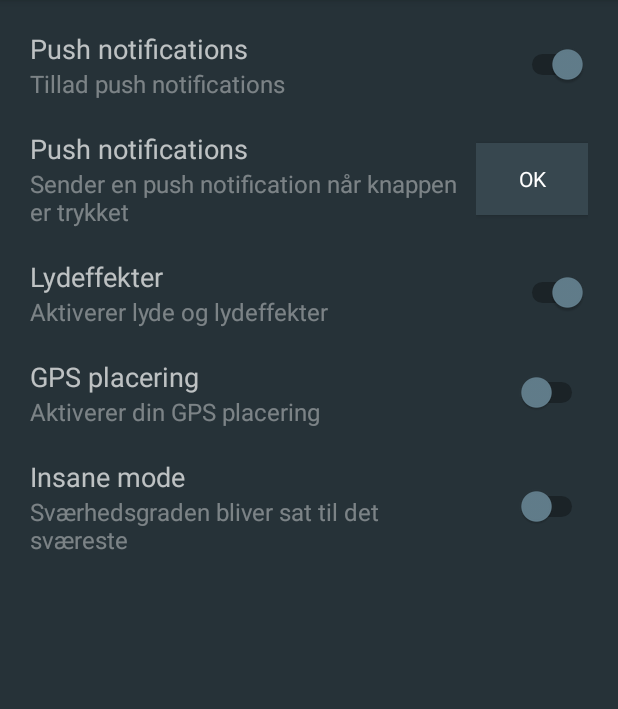
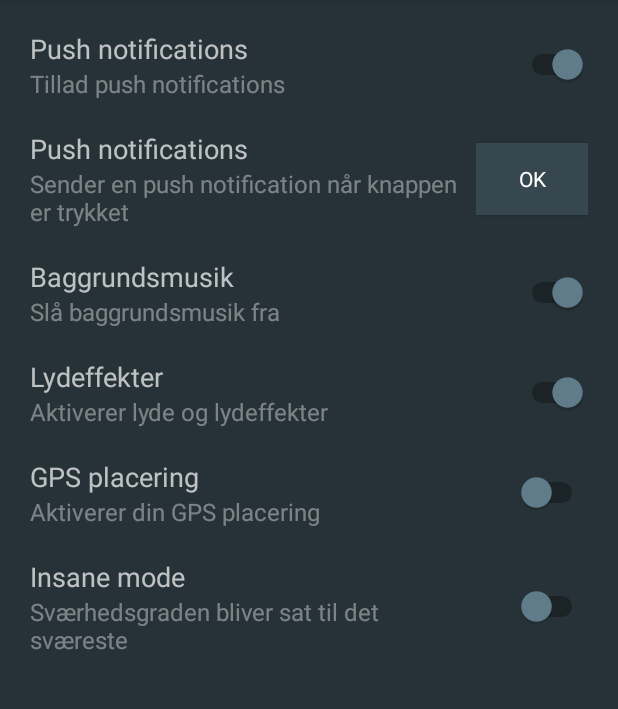
Before and after one commit to Nicopus/Galgeleg_v4.0.0b, an Android app: the fragment Settings_Frag shown on its own in the app's theme, on a phone screen of 412 x 824 dp, the part 84-793 px from its top. Run offline under Robolectric (Android 15) with nearby library versions, the phone set to English and light mode, and no system bars; 1 statement that could not run was skipped.

Commit message:
Baggrundsmusik og tænd/sluk knap i indstillinger

```diff
--- a/app/src/main/java/com/attosec/galgeleg_v400b/MainActivity.java
+++ b/app/src/main/java/com/attosec/galgeleg_v400b/MainActivity.java
@@ -4,6 +4,7 @@ import android.content.Context;
 import android.content.DialogInterface;
 import android.hardware.Sensor;
 import android.hardware.SensorManager;
+import android.media.MediaPlayer;
 import android.os.AsyncTask;
 import android.os.Bundle;
 import android.os.Handler;
@@ -19,8 +20,14 @@ import android.view.Menu;
 import android.view.MenuItem;
 import android.view.View;
 import android.widget.AdapterView;
+import android.widget.CompoundButton;
+
+import android.widget.CompoundButton.OnCheckedChangeListener;
 import android.widget.RelativeLayout;
+import android.widget.Switch;
 import android.widget.Toast;
+import android.widget.ToggleButton;
+
 import com.firebase.client.Firebase;
 
 
@@ -46,12 +53,31 @@ public class MainActivity extends AppCompatActivity
     public static boolean isLetterBox;
     //public static BrugerDAO brugerDAO;
 
+    public static MediaPlayer mySound;
+    public static boolean bgMusicIsPlaying;
+
     @Override
     protected void onCreate(Bundle savedInstanceState) {
 
         super.onCreate(savedInstanceState);
         Firebase.setAndroidContext(this);
         setContentView(R.layout.activity_main);
+
+        //bgMusicIsPlaying = true;
+
+
+
+        mySound = MediaPlayer.create(this, R.raw.background);
+
+        mySound.start();
+        Settings_Frag.musicIsPlaying = true;
+
+        /*if(bgMusicIsPlaying){
+            mySound.start();
+        }else{
+            mySound.release();
+        }*/
+
 
         isLetterBox = true;
 
@@ -64,13 +90,14 @@ public class MainActivity extends AppCompatActivity
             getSupportFragmentManager().beginTransaction()
                     .add(R.id.include, fragment)  // tom container i layout
                     .commit();
-            loadingView.setVisibility(View.GONE);
+            //loadingView.setVisibility(View.GONE);
         }
 
         Toolbar toolbar = (Toolbar) findViewById(R.id.toolbar);
         toolbar.setTitle("Galgeleg");
         loadingView = (RelativeLayout) findViewById(R.id.loadingView);
         loadingView.setVisibility(View.VISIBLE);
+        loadingView.setVisibility(View.GONE);
 
         DrawerLayout drawer = (DrawerLayout) findViewById(R.id.drawer_layout);
         //DrawerLayout mainFrag = (DrawerLayout) findViewById(R.id.main_drawer);
@@ -106,6 +133,7 @@ public class MainActivity extends AppCompatActivity
         });
 
     }
+
 
     private boolean isShaking = false;
 
@@ -164,6 +192,7 @@ public class MainActivity extends AppCompatActivity
             getSupportFragmentManager().popBackStack();
         } else{
             finish();
+            mySound.release();
         }
     }
 
--- a/app/src/main/java/com/attosec/galgeleg_v400b/Settings_Frag.java
+++ b/app/src/main/java/com/attosec/galgeleg_v400b/Settings_Frag.java
@@ -6,14 +6,66 @@ import android.support.v7.widget.Toolbar;
 import android.view.LayoutInflater;
 import android.view.View;
 import android.view.ViewGroup;
+import android.widget.CompoundButton;
+import android.widget.Switch;
+import android.widget.TextView;
+import android.widget.ToggleButton;
+
+
 
 public class Settings_Frag extends Fragment {
+
+    public TextView bgMusicSubtextView;
+    public Switch bgMusicSwitch;
+    public static boolean musicIsPlaying;
+
     @Override
     public View onCreateView(LayoutInflater inflater, ViewGroup container,
                              Bundle savedInstanceState) {
         // Inflate the layout for this fragment
+        View settingsView = inflater.inflate(R.layout.settings_frag, container, false);
+
         Toolbar toolbar = (Toolbar) getActivity().findViewById(R.id.toolbar);
         toolbar.setTitle("Indstillinger");
-        return inflater.inflate(R.layout.settings_frag, container, false);
+
+        bgMusicSubtextView = (TextView) settingsView.findViewById(R.id.bgmusicSubtext);
+
+        bgMusicSwitch = (Switch) settingsView.findViewById(R.id.bgmusicSwitch);
+
+        if(musicIsPlaying){
+            bgMusicSwitch.setChecked(true);
+            bgMusicSubtextView.setText("Slå baggrundsmusik fra");
+        }
+
+
+
+        //toggle = (ToggleButton) toggle.findViewById(R.id.switchBackgroundMusic);
+
+        bgMusicSwitch.setOnCheckedChangeListener(new CompoundButton.OnCheckedChangeListener(){
+
+            @Override
+            public void onCheckedChanged(CompoundButton buttonView, boolean isChecked) {
+                if (isChecked) {
+                    // The toggle is enabled
+                    bgMusicSubtextView.setText("Slå baggrundsmusik fra");
+                    //MainActivity.bgMusicIsPlaying = true;
+                    MainActivity.mySound.start();
+                    musicIsPlaying = true;
+                } else {
+                    // The toggle is disabled
+                    bgMusicSubtextView.setText("Slå baggrundsmusik til");
+                    //MainActivity.bgMusicIsPlaying = false;
+                    MainActivity.mySound.pause();
+                    musicIsPlaying = false;
+                }
+            }
+        });
+
+        return settingsView;
     }
+
+
+
+
+
 }
--- a/app/src/main/res/layout/settings_frag.xml
+++ b/app/src/main/res/layout/settings_frag.xml
@@ -23,7 +23,7 @@
                 android:orientation="horizontal"
                 android:layout_width="fill_parent"
                 android:layout_height="0dp"
-                android:layout_weight="0.5"
+                android:layout_weight="0.2"
                 android:id="@+id/line1"
                 android:weightSum="1.0"
                 android:layout_marginBottom="20dp">
@@ -77,7 +77,7 @@
                 android:orientation="horizontal"
                 android:layout_width="fill_parent"
                 android:layout_height="0dp"
-                android:layout_weight="0.5"
+                android:layout_weight="0.2"
                 android:id="@+id/line2"
                 android:layout_marginBottom="20dp">
 
@@ -129,7 +129,7 @@
                 android:orientation="horizontal"
                 android:layout_width="fill_parent"
                 android:layout_height="0dp"
-                android:layout_weight="0.5"
+                android:layout_weight="0.2"
                 android:id="@+id/line3"
                 android:layout_marginBottom="20dp" >
 
@@ -145,7 +145,7 @@
                         android:layout_width="wrap_content"
                         android:layout_height="wrap_content"
                         android:textAppearance="?android:attr/textAppearanceMedium"
-                        android:text="Lydeffekter"
+                        android:text="Baggrundsmusik"
                         android:id="@+id/textView10"
                         android:textSize="18dp" />
 
@@ -153,8 +153,8 @@
                         android:layout_width="wrap_content"
                         android:layout_height="wrap_content"
                         android:textAppearance="?android:attr/textAppearanceMedium"
-                        android:text="Aktiverer lyde og lydeffekter"
-                        android:id="@+id/textView11"
+                        android:text="Slå baggrundsmusik til"
+                        android:id="@+id/bgmusicSubtext"
                         android:textSize="16dp"
                         android:textColor="#65ffffff" />
                 </LinearLayout>
@@ -170,7 +170,58 @@
                     <Switch
                         android:layout_width="wrap_content"
                         android:layout_height="wrap_content"
-                        android:id="@+id/switch2"
+                        android:id="@+id/bgmusicSwitch"
+                        android:thumbTint="@color/colorStart"
+                        android:trackTint="#000000"/>
+                </LinearLayout>
+            </LinearLayout>
+
+            <LinearLayout
+                android:orientation="horizontal"
+                android:layout_width="fill_parent"
+                android:layout_height="0dp"
+                android:layout_weight="0.2"
+                android:id="@+id/line4"
+                android:layout_marginBottom="20dp" >
+
+                <LinearLayout
+                    android:orientation="vertical"
+                    android:layout_width="0dp"
+                    android:layout_height="match_parent"
+                    android:id="@+id/linearLayout10"
+                    android:layout_weight="0.8"
+                    android:gravity="center_vertical|left" >
+
+                    <TextView
+                        android:layout_width="wrap_content"
+                        android:layout_height="wrap_content"
+                        android:textAppearance="?android:attr/textAppearanceMedium"
+                        android:text="Lydeffekter"
+                        android:id="@+id/textView16"
+                        android:textSize="18dp" />
+
+                    <TextView
+                        android:layout_width="wrap_content"
+                        android:layout_height="wrap_content"
+                        android:textAppearance="?android:attr/textAppearanceMedium"
+                        android:text="Aktiverer lyde og lydeffekter"
+                        android:id="@+id/textView17"
+                        android:textSize="16dp"
+                        android:textColor="#65ffffff" />
+                </LinearLayout>
+
+                <LinearLayout
+                    android:orientation="horizontal"
+                    android:layout_width="0dp"
+                    android:layout_height="match_parent"
+                    android:id="@+id/linearLayout11"
+                    android:layout_weight="0.2"
+                    android:gravity="center_vertical|right" >
+
+                    <Switch
+                        android:layout_width="wrap_content"
+                        android:layout_height="wrap_content"
+                        android:id="@+id/switch5"
                         android:checked="true"
                         android:clickable="true"
                         android:thumbTint="@color/colorStart"
@@ -182,8 +233,8 @@
                 android:orientation="horizontal"
                 android:layout_width="fill_parent"
                 android:layout_height="0dp"
-                android:layout_weight="0.5"
-                android:id="@+id/line4"
+                android:layout_weight="0.2"
+                android:id="@+id/line5"
                 android:layout_marginBottom="20dp" >
 
                 <LinearLayout
@@ -235,8 +286,8 @@
                 android:orientation="horizontal"
                 android:layout_width="fill_parent"
                 android:layout_height="0dp"
-                android:layout_weight="0.5"
-                android:id="@+id/line5"
+                android:layout_weight="0.2"
+                android:id="@+id/line6"
                 android:layout_marginBottom="20dp" >
 
                 <LinearLayout
@@ -283,6 +334,7 @@
                         android:trackTint="#000000" />
                 </LinearLayout>
             </LinearLayout>
+
         </LinearLayout>
     </ScrollView>
 </FrameLayout>
```
